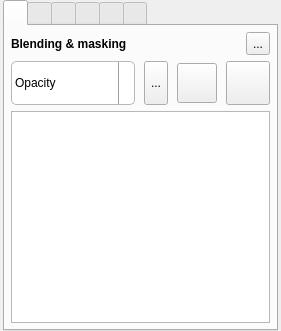
First picture: the form in src/MixingToolboxWidget.ui, repository markus-wa/glmixer-mirror, before the edit.
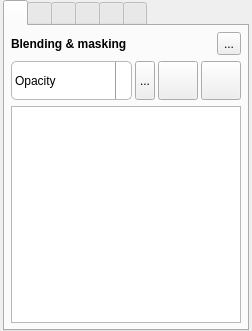
Second picture: the form after the edit. Icons and pictures are not drawn.

```diff
--- a/src/MixingToolboxWidget.ui
+++ b/src/MixingToolboxWidget.ui
@@ -6,7 +6,7 @@
    <rect>
     <x>0</x>
     <y>0</y>
-    <width>281</width>
+    <width>252</width>
     <height>331</height>
    </rect>
   </property>
@@ -124,7 +124,7 @@
        <item>
         <layout class="QHBoxLayout" name="horizontalLayout_7">
          <property name="spacing">
-          <number>9</number>
+          <number>3</number>
          </property>
          <item>
           <widget class="QComboBox" name="blendingBox">
@@ -241,19 +241,19 @@
           <widget class="QToolButton" name="blendingCustomButton">
            <property name="minimumSize">
             <size>
-             <width>18</width>
-             <height>44</height>
+             <width>20</width>
+             <height>20</height>
+            </size>
+           </property>
+           <property name="maximumSize">
+            <size>
+             <width>20</width>
+             <height>40</height>
             </size>
            </property>
            <property name="toolTip">
             <string>Customize blending</string>
            </property>
-           <property name="styleSheet">
-            <string notr="true">QToolButton {
-     min-height: 42px;
-     max-height: 42px;
-}</string>
-           </property>
            <property name="text">
             <string>...</string>
            </property>
@@ -300,6 +300,18 @@
          </item>
          <item>
           <widget class="QToolButton" name="blendingPixelatedButton">
+           <property name="minimumSize">
+            <size>
+             <width>20</width>
+             <height>20</height>
+            </size>
+           </property>
+           <property name="maximumSize">
+            <size>
+             <width>40</width>
+             <height>40</height>
+            </size>
+           </property>
            <property name="toolTip">
             <string>Smoothed / Pixelated 
 (smooth between pixels or show square pixels)</string>
@@ -307,16 +319,6 @@
            <property name="statusTip">
             <string>Smoothed / Pixelated \n(smooth between pixels or show square pixels)</string>
            </property>
-           <property name="styleSheet">
-            <string notr="true">QToolButton {
-     width: 42px;
-     height: 42px;
-     min-width: 42px;
-     min-height: 42px;
-     max-width: 42px;
-     max-height: 42px;
-}</string>
-           </property>
            <property name="icon">
             <iconset resource="../images.qrc">
              <normaloff>:/glmixer/images/nico_smooth.png</normaloff>
@@ -346,6 +348,12 @@
            <verstretch>0</verstretch>
           </sizepolicy>
          </property>
+         <property name="minimumSize">
+          <size>
+           <width>230</width>
+           <height>0</height>
+          </size>
+         </property>
          <property name="toolTip">
           <string>Layer mask 
 (smooth blending following an alpha mask)</string>
```
Left out of the diff: 2 changed lines with no effect on the pictures.
